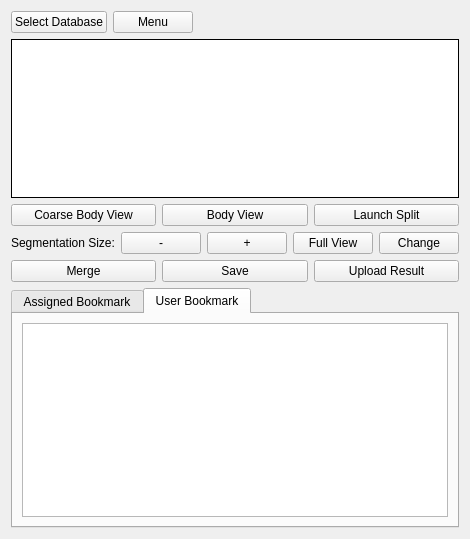
Before: the Qt Designer form neurolabi/gui/flyem/flyemproofcontrolform.ui in janelia-flyem/NeuTu, drawn with Qt 5.
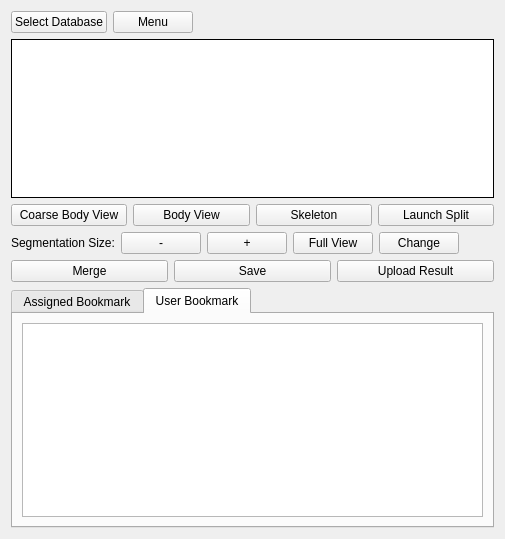
After: the same form once the commit is applied. Custom widgets are drawn as their Qt base class.

Commit message: add skeleton button

```diff
--- a/neurolabi/gui/flyem/flyemproofcontrolform.ui
+++ b/neurolabi/gui/flyem/flyemproofcontrolform.ui
@@ -6,7 +6,7 @@
    <rect>
     <x>0</x>
     <y>0</y>
-    <width>461</width>
+    <width>505</width>
     <height>539</height>
    </rect>
   </property>
@@ -83,6 +83,13 @@
        </property>
       </widget>
      </item>
+     <item>
+      <widget class="QPushButton" name="skeletonViewPushButton">
+       <property name="text">
+        <string>Skeleton</string>
+       </property>
+      </widget>
+     </item>
      <item>
       <widget class="QPushButton" name="splitPushButton">
        <property name="text">
```
The commit also changes 3 other files.
